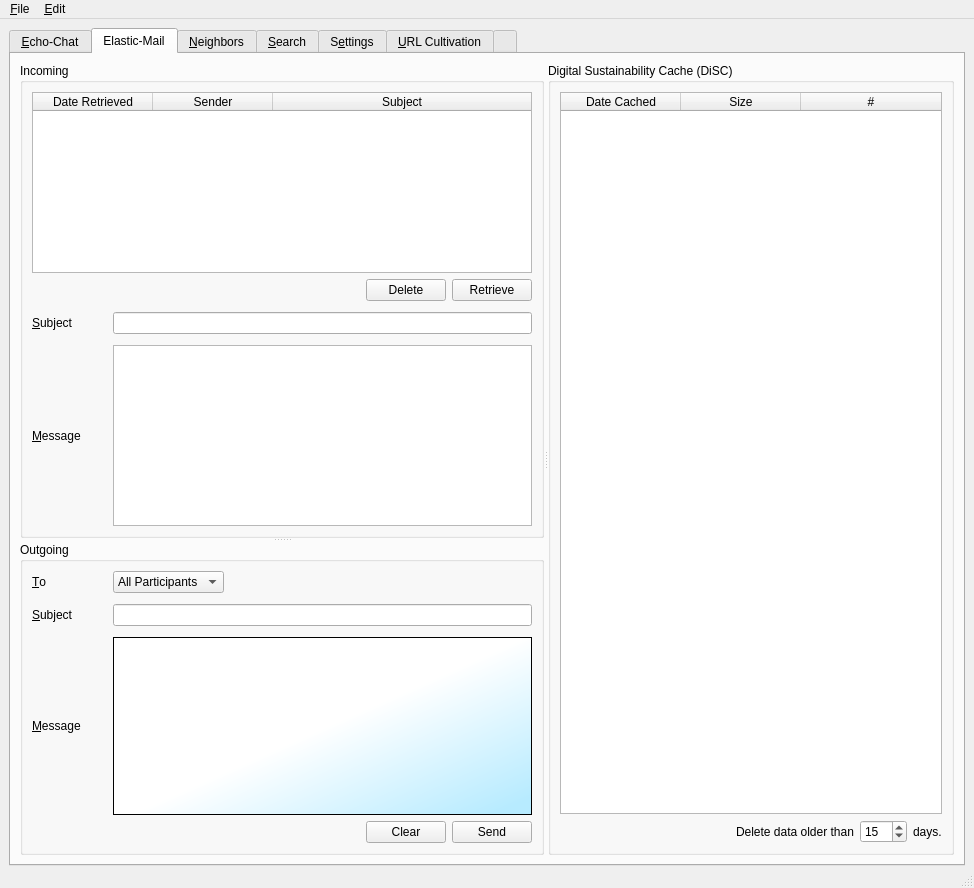
xloem/spot-on-svn, file UI/controlcenter.ui: the form before one commit.
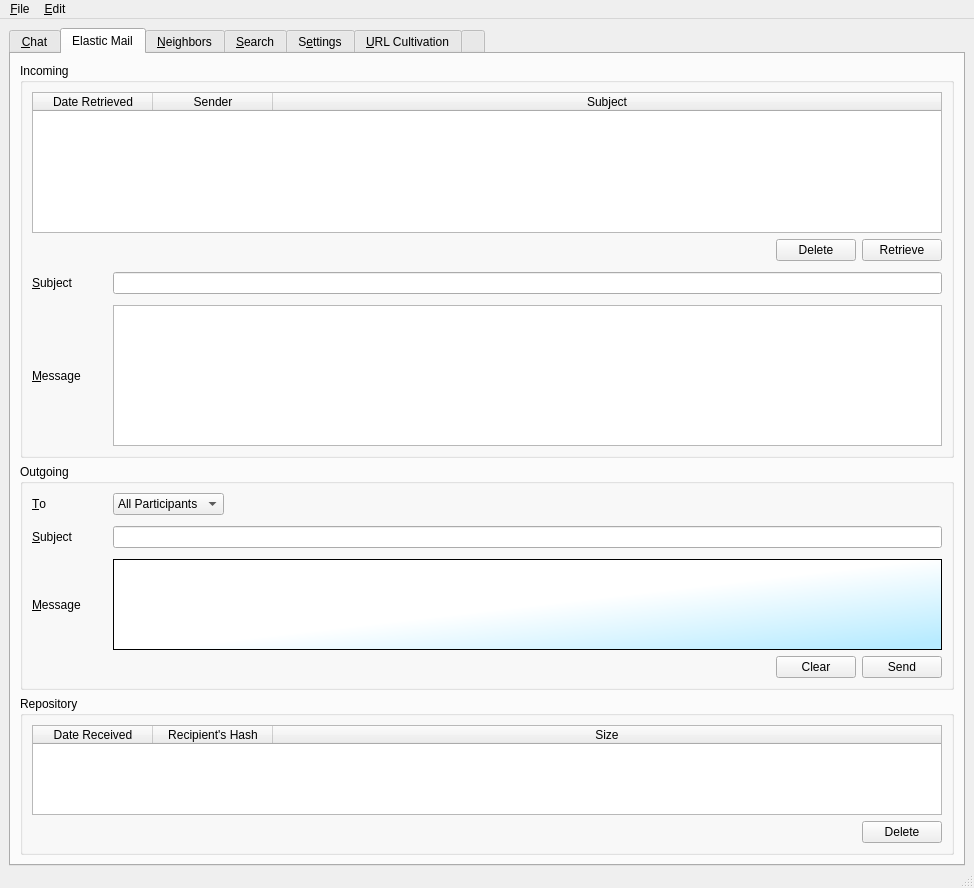
The form after the commit. The open tabs and pages were chosen to show the change. Icons and pictures are not drawn. Custom widgets are drawn as their Qt base class.

Commit message: And we're back to 1034. Anything that you can do, I can do better.

Patch:
```diff
--- a/UI/controlcenter.ui
+++ b/UI/controlcenter.ui
@@ -45,7 +45,7 @@
          <normaloff>:/tab-chat.png</normaloff>:/tab-chat.png</iconset>
        </attribute>
        <attribute name="title">
-        <string>&amp;Echo-Chat</string>
+        <string>&amp;Chat</string>
        </attribute>
        <layout class="QVBoxLayout" name="verticalLayout_18">
         <property name="margin">
@@ -383,23 +383,15 @@
          <normaloff>:/tab-email.png</normaloff>:/tab-email.png</iconset>
        </attribute>
        <attribute name="title">
-        <string>Elastic-Mail</string>
+        <string>Elastic Mail</string>
        </attribute>
-       <layout class="QVBoxLayout" name="verticalLayout_27">
+       <layout class="QVBoxLayout" name="verticalLayout_29">
         <item>
-         <widget class="QSplitter" name="splitter_2">
-          <property name="orientation">
-           <enum>Qt::Horizontal</enum>
-          </property>
-          <widget class="QSplitter" name="splitter">
-           <property name="orientation">
-            <enum>Qt::Vertical</enum>
-           </property>
            <widget class="QGroupBox" name="groupBox_inboxEmail">
             <property name="title">
              <string>Incoming</string>
             </property>
-            <layout class="QVBoxLayout" name="verticalLayout_30">
+          <layout class="QVBoxLayout" name="verticalLayout_27">
              <item>
               <widget class="QTableWidget" name="incomingMail">
                <attribute name="horizontalHeaderDefaultSectionSize">
@@ -524,11 +516,13 @@
              </item>
             </layout>
            </widget>
+        </item>
+        <item>
            <widget class="QGroupBox" name="groupBox_outboxEmail">
             <property name="title">
              <string>Outgoing</string>
             </property>
-            <layout class="QVBoxLayout" name="verticalLayout_29">
+          <layout class="QVBoxLayout" name="verticalLayout_26">
              <item>
               <layout class="QHBoxLayout" name="horizontalLayout_34">
                <item>
@@ -684,26 +678,29 @@
              </item>
             </layout>
            </widget>
-          </widget>
-          <widget class="QGroupBox" name="groupBox_Repository">
+        </item>
+        <item>
+         <widget class="QGroupBox" name="groupBox_2">
            <property name="title">
-            <string>Digital Sustainability Cache (DiSC)</string>
-           </property>
-           <layout class="QVBoxLayout" name="verticalLayout_26">
+           <string>Repository</string>
+          </property>
+          <layout class="QVBoxLayout" name="verticalLayout_30">
             <item>
              <widget class="QTableWidget" name="repository">
               <attribute name="horizontalHeaderDefaultSectionSize">
                <number>120</number>
               </attribute>
-              <attribute name="horizontalHeaderMinimumSectionSize">
-               <number>30</number>
-              </attribute>
               <attribute name="horizontalHeaderStretchLastSection">
                <bool>true</bool>
               </attribute>
               <column>
                <property name="text">
-                <string>Date Cached</string>
+               <string>Date Received</string>
+              </property>
+             </column>
+             <column>
+              <property name="text">
+               <string>Recipient's Hash</string>
                </property>
               </column>
               <column>
@@ -711,11 +708,6 @@
                 <string>Size</string>
                </property>
               </column>
-              <column>
-               <property name="text">
-                <string>#</string>
-               </property>
-              </column>
              </widget>
             </item>
             <item>
@@ -734,36 +726,19 @@
                </spacer>
               </item>
               <item>
-               <widget class="QLabel" name="label_6">
+              <widget class="QPushButton" name="deleteRepository">
                 <property name="text">
-                 <string>Delete data older than</string>
-                </property>
-               </widget>
-              </item>
-              <item>
-               <widget class="QSpinBox" name="spinBox_emailcachedelete">
-                <property name="minimum">
-                 <number>2</number>
-                </property>
-                <property name="maximum">
-                 <number>366</number>
-                </property>
-                <property name="value">
-                 <number>15</number>
-                </property>
-               </widget>
-              </item>
-              <item>
-               <widget class="QLabel" name="label_27">
-                <property name="text">
-                 <string>days.</string>
-                </property>
-               </widget>
-              </item>
+                <string>Delete</string>
+               </property>
+               <property name="icon">
+                <iconset resource="../Icons/icons.qrc">
+                 <normaloff>:/delete.png</normaloff>:/delete.png</iconset>
+               </property>
+              </widget>
+             </item>
              </layout>
             </item>
            </layout>
-          </widget>
          </widget>
         </item>
        </layout>
```
Left out of the diff: 6 changed lines with no effect on the pictures. Lines whose indentation alone changed are shown as unchanged.
